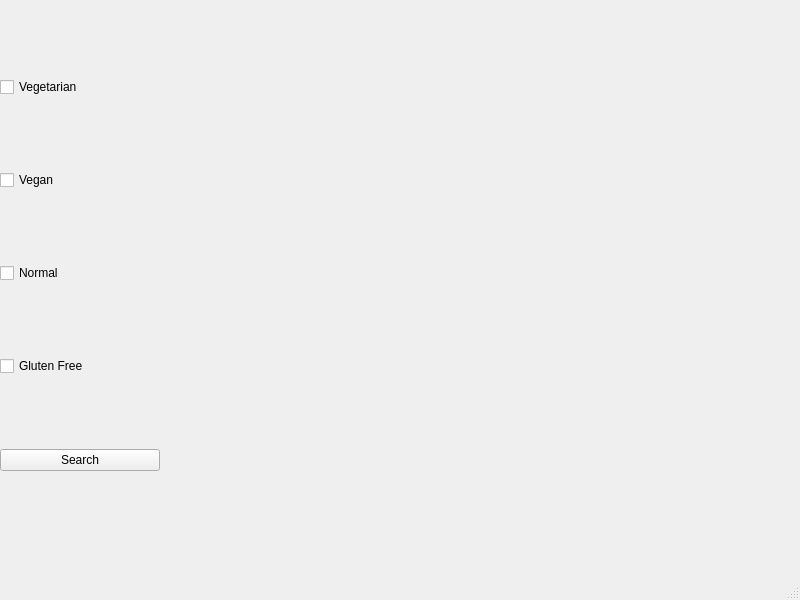
First picture: the form in project2023cs4076/mainwindow.ui, repository jamespb20/cs4076, before the edit.
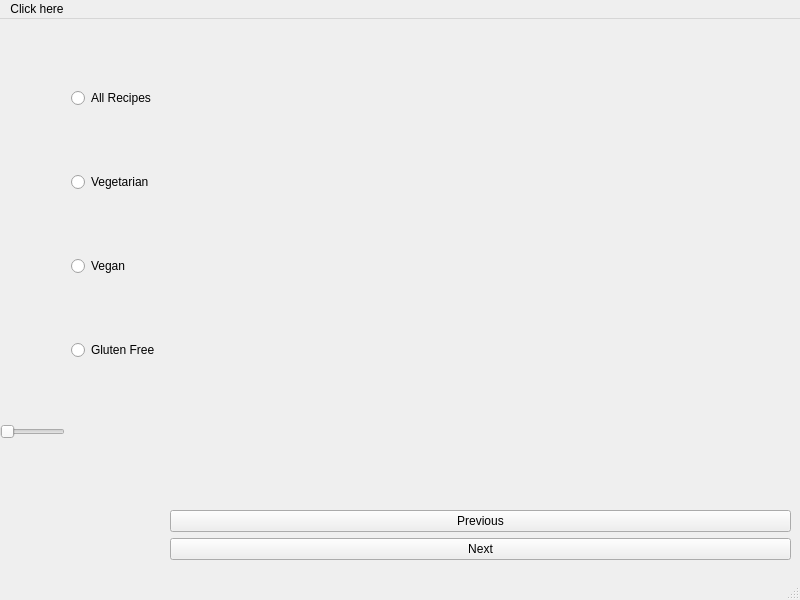
Second picture: the form after the edit.

What changed in the file:
```diff
--- a/project2023cs4076/mainwindow.ui
+++ b/project2023cs4076/mainwindow.ui
@@ -17,45 +17,113 @@
    <widget class="QWidget" name="verticalLayoutWidget">
     <property name="geometry">
      <rect>
-      <x>0</x>
+      <x>170</x>
       <y>10</y>
-      <width>160</width>
+      <width>621</width>
       <height>531</height>
      </rect>
     </property>
     <layout class="QVBoxLayout" name="verticalLayout">
      <item>
-      <widget class="QCheckBox" name="checkBox_2">
+      <widget class="QLabel" name="nameLabel">
        <property name="text">
-        <string>Vegetarian</string>
+        <string/>
        </property>
       </widget>
      </item>
      <item>
-      <widget class="QCheckBox" name="checkBox_3">
+      <widget class="QLabel" name="descLabel">
+       <property name="text">
+        <string/>
+       </property>
+      </widget>
+     </item>
+     <item>
+      <widget class="QLabel" name="ingredientLabel">
+       <property name="text">
+        <string/>
+       </property>
+      </widget>
+     </item>
+     <item>
+      <widget class="QLabel" name="stepsLabel">
+       <property name="text">
+        <string/>
+       </property>
+      </widget>
+     </item>
+     <item>
+      <widget class="QLabel" name="calLabel">
+       <property name="text">
+        <string/>
+       </property>
+      </widget>
+     </item>
+     <item>
+      <widget class="QPushButton" name="prevButton">
+       <property name="text">
+        <string>Previous</string>
+       </property>
+      </widget>
+     </item>
+     <item>
+      <widget class="QPushButton" name="nextButton">
+       <property name="text">
+        <string>Next</string>
+       </property>
+      </widget>
+     </item>
+    </layout>
+   </widget>
+   <widget class="QWidget" name="gridLayoutWidget">
+    <property name="geometry">
+     <rect>
+      <x>0</x>
+      <y>11</y>
+      <width>160</width>
+      <height>471</height>
+     </rect>
+    </property>
+    <layout class="QGridLayout" name="gridLayout">
+     <item row="0" column="1">
+      <widget class="QRadioButton" name="allButton">
+       <property name="text">
+        <string>All Recipes</string>
+       </property>
+      </widget>
+     </item>
+     <item row="3" column="1">
+      <widget class="QRadioButton" name="veganButton">
        <property name="text">
         <string>Vegan</string>
        </property>
       </widget>
      </item>
-     <item>
-      <widget class="QCheckBox" name="checkBox_4">
+     <item row="5" column="1">
+      <widget class="QLabel" name="maxCals">
        <property name="text">
-        <string>Normal</string>
+        <string/>
        </property>
       </widget>
      </item>
-     <item>
-      <widget class="QCheckBox" name="checkBox">
+     <item row="4" column="1">
+      <widget class="QRadioButton" name="glutenButton">
        <property name="text">
         <string>Gluten Free</string>
        </property>
       </widget>
      </item>
-     <item>
-      <widget class="QPushButton" name="pushButton">
+     <item row="2" column="1">
+      <widget class="QRadioButton" name="vegetarianButton">
        <property name="text">
-        <string>Search</string>
+        <string>Vegetarian</string>
+       </property>
+      </widget>
+     </item>
+     <item row="5" column="0">
+      <widget class="QSlider" name="calSlider">
+       <property name="orientation">
+        <enum>Qt::Horizontal</enum>
        </property>
       </widget>
      </item>
@@ -71,6 +139,15 @@
      <height>25</height>
     </rect>
    </property>
+   <widget class="QMenu" name="menuClick_here">
+    <property name="title">
+     <string>Click here</string>
+    </property>
+    <addaction name="separator"/>
+    <addaction name="actionReset"/>
+    <addaction name="actionExit"/>
+   </widget>
+   <addaction name="menuClick_here"/>
   </widget>
   <widget class="QStatusBar" name="statusbar"/>
  </widget>
```
Left out of the diff: 14 changed lines with no effect on the pictures.
